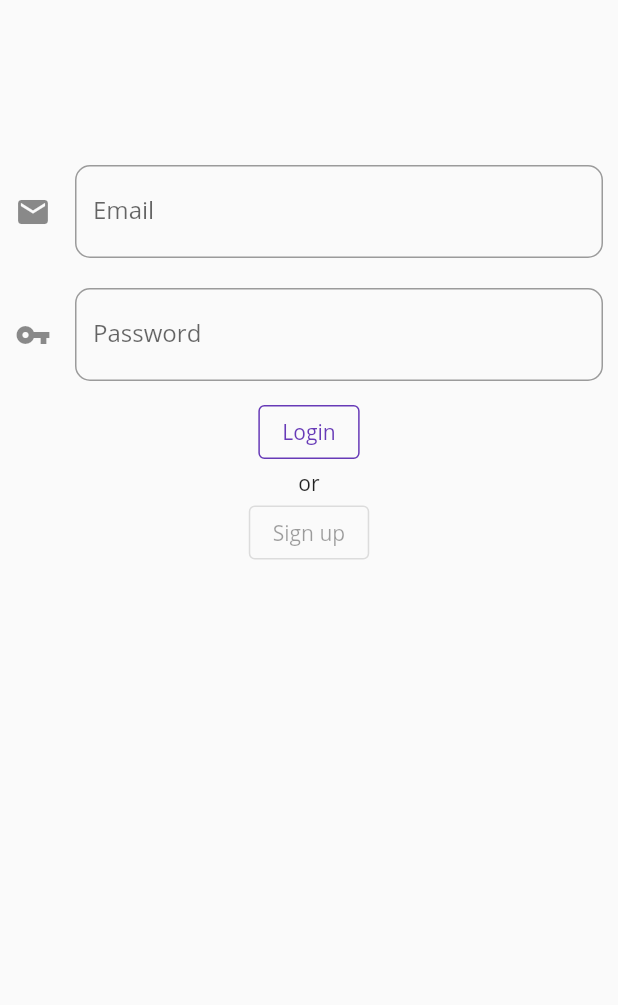
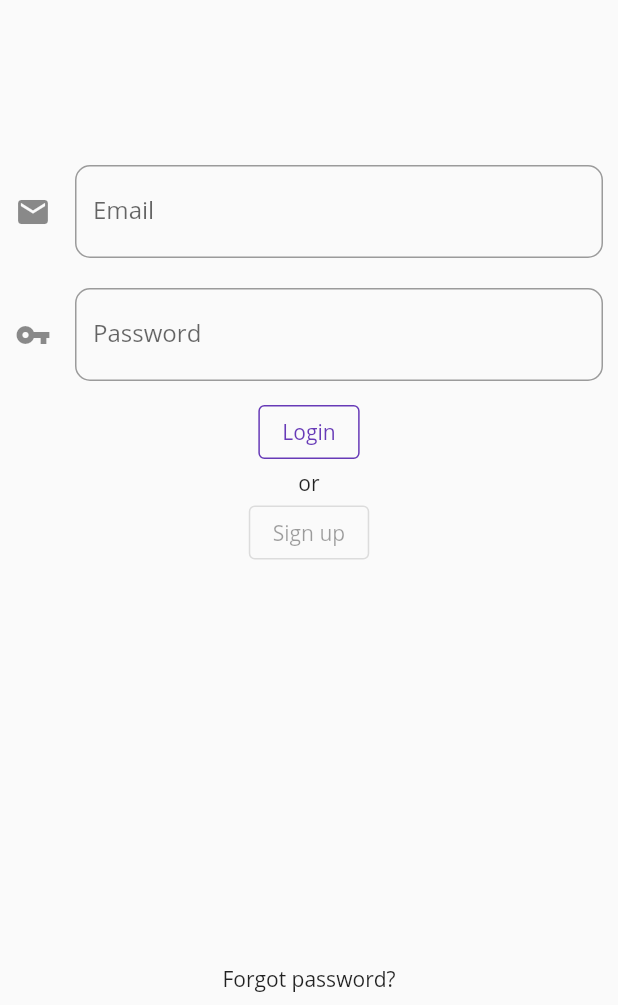
Before and after one commit to AlbertCayuela/GamesValleyRepository, a Flutter app: the screen it shows after launch, on a phone screen of 412 x 824 dp, the part 231-1236 px from its top. Run offline on Flutter 3.47's test engine with Material 2 defaults, Android fonts, the phone set to English and light mode, and no system bars.

Commit message:
forgot password added

```diff
--- a/lib/screens/login.dart
+++ b/lib/screens/login.dart
@@ -43,7 +43,11 @@ class LoginScreen extends StatelessWidget {
               )
               ),
             Text('or'),
-            OutlinedButton(onPressed: null, child: Text('Sign up'))
+            OutlinedButton(onPressed: null, child: Text('Sign up')),
+            Expanded(child: Align(child: Padding(
+              padding: const EdgeInsets.all(8.0),
+              child: Text('Forgot password?'),
+            ), alignment: Alignment.bottomCenter,)),
           ]
         ),
       ),
```
